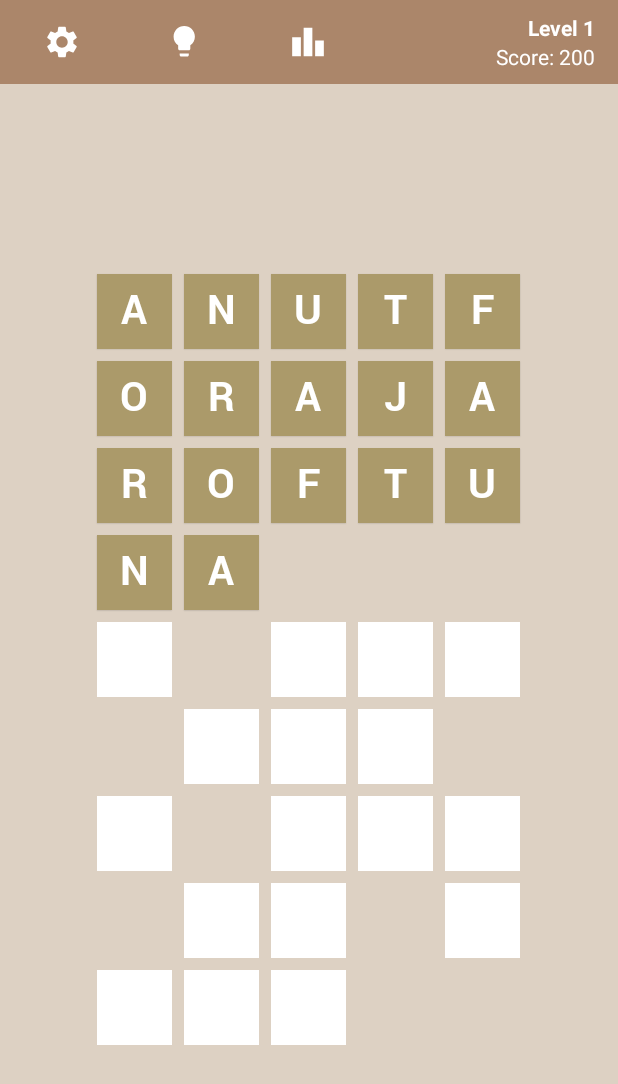
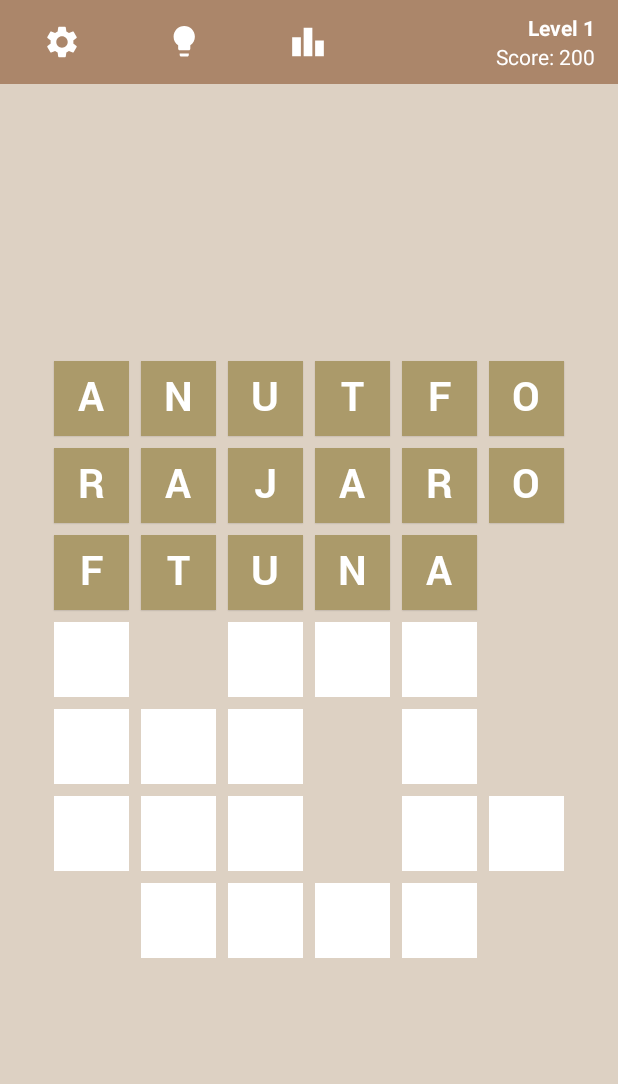
Before and after one commit to ksvslk/palindrome, an Android app: the GameActivity screen opened directly, with no data from a screen before it, on a phone screen of 412 x 824 dp. Shown: the top 1084 px of the screen. Run offline under Robolectric (Android 15) with nearby library versions, the phone set to English and light mode, and no system bars.

Commit message:
Refactor animation colors and more

```diff
--- a/android/app/src/main/java/com/indest/oc/GameActivity.kt
+++ b/android/app/src/main/java/com/indest/oc/GameActivity.kt
@@ -9,7 +9,7 @@ import androidx.annotation.RequiresApi
 import androidx.appcompat.app.AppCompatActivity
 import androidx.appcompat.widget.LinearLayoutCompat
 import com.indest.oc.letter.Letter
-import com.indest.oc.letter.LetterResources
+import com.indest.oc.letter.Effects
 import com.indest.oc.letter.Slot
 import com.indest.oc.letter.State
 import com.indest.oc.mediator.BoxDirector
@@ -19,7 +19,7 @@ class GameActivity : AppCompatActivity() {
     private val TAG = "GameActivity"
     private lateinit var gameLayout: LinearLayoutCompat
     private lateinit var letters: androidx.gridlayout.widget.GridLayout
-    private var colCount = 5
+    private var colCount = 6
 
     @RequiresApi(Build.VERSION_CODES.O)
     @SuppressLint("ClickableViewAccessibility")
@@ -43,7 +43,7 @@ class GameActivity : AppCompatActivity() {
         }*/
         letters.columnCount = colCount
 
-        val data = LetterResources(applicationContext, resources)
+        val data = Effects(applicationContext, resources)
 
         for (l in puzzle)
         {
--- a/android/app/src/main/java/com/indest/oc/letter/IBox.kt
+++ b/android/app/src/main/java/com/indest/oc/letter/IBox.kt
@@ -3,9 +3,9 @@ package com.indest.oc.letter
 import android.graphics.Rect
 
 sealed interface IBox {
+    val pos: GlobalPosition
+    val rect: Rect
     fun hasFriend(): Boolean
     fun getFriend(): IBox?
     fun setFriend(box: IBox?)
-    fun pos(): GlobalPosition
-    fun rect(): Rect
 }
--- a/android/app/src/main/java/com/indest/oc/letter/Letter.kt
+++ b/android/app/src/main/java/com/indest/oc/letter/Letter.kt
@@ -8,7 +8,6 @@ import android.media.AudioManager
 import android.os.Build
 import android.os.VibrationEffect
 import android.util.Log
-import android.view.KeyEvent
 import android.view.MotionEvent
 import android.widget.TextView
 import androidx.annotation.RequiresApi
@@ -21,25 +20,39 @@ import kotlin.properties.Delegates
 class Letter @RequiresApi(Build.VERSION_CODES.O) constructor(
     context: Context?,
     letter: String?,
-    letterResources: LetterResources,
+    fx: Effects,
     boxDirector: BoxDirector,
     initialState: State,
     defStyleRes: Int = R.style.LetterView
 ) : TextView(context, null, 0, defStyleRes), IBox {
 
     private var TAG: String = "Letter $letter"
-    private var friend: Slot? = null
-
     var director: BoxDirector = boxDirector
     var dX: Float = 0.0f
     var dY: Float = 0.0f
-    var lr: LetterResources = letterResources
+    var effects: Effects = fx
     var state: State by Delegates.observable(initialState) {
             _, oldValue, newValue ->
             Log.i(TAG, "$oldValue -> $newValue")
     }
     var currentPos: GlobalPosition = GlobalPosition(Int.MAX_VALUE, Int.MAX_VALUE)
     var homePos: GlobalPosition = GlobalPosition(0, 0)
+    private var friend: Slot? = null
+
+    override val pos: GlobalPosition
+        get() {
+            val coordinates = IntArray(2)
+            getLocationOnScreen(coordinates)
+            return GlobalPosition(
+                coordinates[0] + width / 2,
+                coordinates[1] + height / 2)
+        }
+    override val rect: Rect
+        get() {
+            val rect = Rect()
+            getGlobalVisibleRect(rect)
+            return rect
+        }
 
     override fun onDraw(canvas: Canvas?) {
         state.draw(this)
@@ -67,16 +80,16 @@ class Letter @RequiresApi(Build.VERSION_CODES.O) constructor(
     }
 
     fun addShortVibration(length: Long = 20) {
-        if (lr.am.ringerMode != AudioManager.RINGER_MODE_SILENT) {
+        if (effects.am.ringerMode != AudioManager.RINGER_MODE_SILENT) {
             if (Build.VERSION.SDK_INT >= 26) {
-                lr.vibrator.vibrate(
+                effects.vibrator.vibrate(
                     VibrationEffect.createOneShot(
                         length,
                         VibrationEffect.DEFAULT_AMPLITUDE
                     )
                 )
             } else {
-                lr.vibrator.vibrate(length)
+                effects.vibrator.vibrate(length)
             }
         }
     }
@@ -94,21 +107,6 @@ class Letter @RequiresApi(Build.VERSION_CODES.O) constructor(
         friend = box as Slot?
     }
 
-    override fun pos(): GlobalPosition {
-        val coordinates = IntArray(2)
-        getLocationOnScreen(coordinates)
-        return GlobalPosition(
-            coordinates[0] + width / 2,
-            coordinates[1] + height / 2
-        )
-    }
-
-    override fun rect(): Rect {
-        val rect = Rect()
-        getGlobalVisibleRect(rect)
-        return rect
-    }
-
     override fun toString(): String {
         return TAG
     }
--- a/android/app/src/main/java/com/indest/oc/letter/LetterResources.kt
+++ /dev/null
@@ -1,34 +0,0 @@
-package com.indest.oc.letter
-
-import android.content.Context
-import android.content.res.Resources
-import android.media.AudioManager
-import android.media.SoundPool
-import android.os.Vibrator
-import androidx.core.content.res.ResourcesCompat
-import com.indest.oc.R
-
-data class LetterResources(val context: Context, val resources: Resources)
-{
-    // Transition durations
-    val onClickColorChangeDuration: Long = 200L
-    val onReleaseColorChangeDuration: Long = 200L
-    val animateToHomeDurationMultiplier = 50
-
-    // Color transitions
-    val viewStartColor: Int =
-        ResourcesCompat.getColor(resources, R.color.colorPrimary, null)
-    val viewEndColor: Int =
-        ResourcesCompat.getColor(resources, R.color.colorSecondary, null)
-    val textStartColor: Int =
-        ResourcesCompat.getColor(resources, R.color.colorOnPrimary, null)
-    val textEndColor: Int =
-        ResourcesCompat.getColor(resources, R.color.colorOnSecondary, null)
-    val textEndColorInSlot: Int =
-        ResourcesCompat.getColor(resources, R.color.colorOnPrimary, null)
-
-    // Audio, sound and vibration
-    val vibrator = context.getSystemService(Context.VIBRATOR_SERVICE) as Vibrator
-    val soundPool: SoundPool = SoundPool.Builder().build()
-    val am: AudioManager = context.getSystemService(Context.AUDIO_SERVICE) as AudioManager
-}
```
Also changed, not shown: android/app/src/main/java/com/indest/oc/letter/AnimationColor.kt (added, +8 -0 lines), android/app/src/main/java/com/indest/oc/letter/ColorSelector.kt (added, +8 -0 lines), android/app/src/main/java/com/indest/oc/letter/Effects.kt (added, +64 -0 lines), android/app/src/main/java/com/indest/oc/letter/Slot.kt (+14 -14 lines), android/app/src/main/java/com/indest/oc/letter/State.kt (+31 -28 lines), android/app/src/main/java/com/indest/oc/mediator/BoxDirector.kt (+13 -14 lines).
